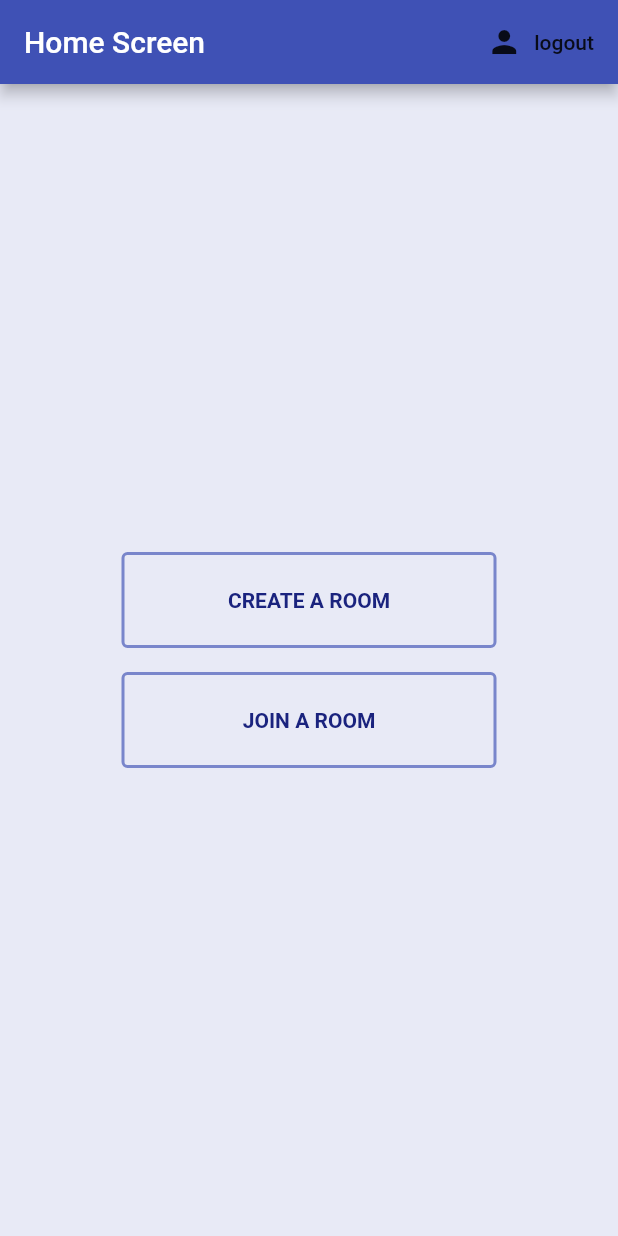
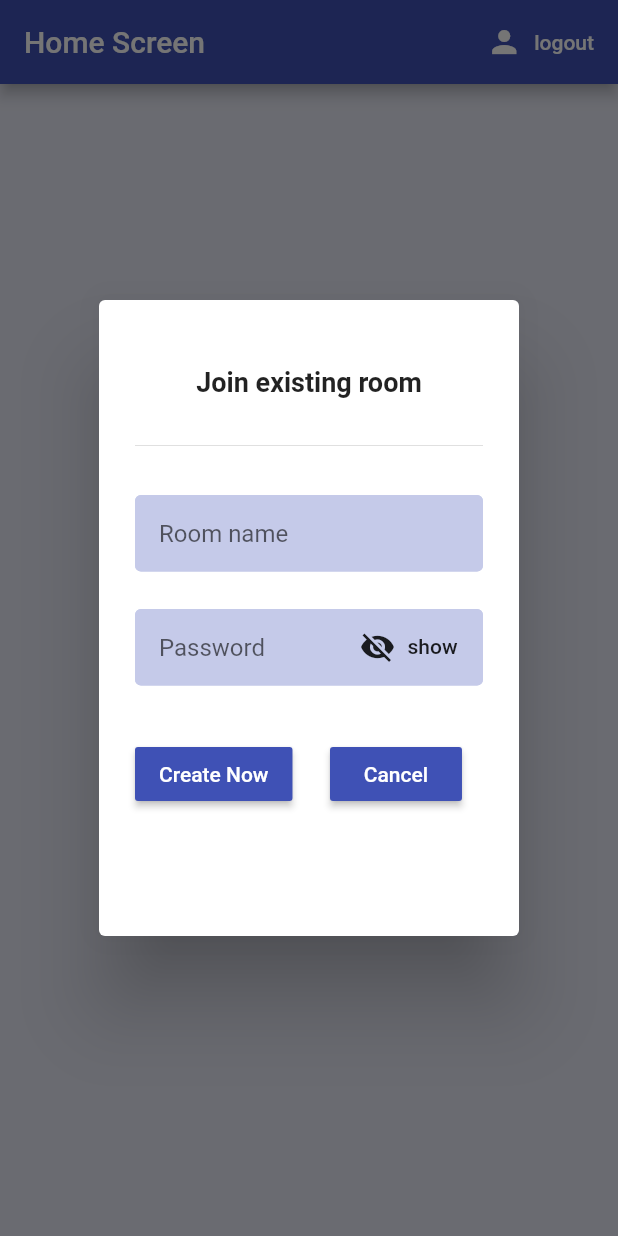
Before and after one commit to DeleMike/Providers, a Flutter app: the screen it shows once a user with an empty profile is signed in, after a tap on "JOIN A ROOM", on a phone screen of 412 x 824 dp. Run offline on Flutter 3.47's test engine with Material 2 defaults, Android fonts, the phone set to English and light mode, and no system bars; our stand-ins replace firebase_auth, firebase_core; accounts and stored records are empty.

Commit message:
added new UI buttons

```diff
--- a/lib/screens/home/home.dart
+++ b/lib/screens/home/home.dart
@@ -1,12 +1,22 @@
 import 'package:flutter/material.dart';
+import 'package:flutter/services.dart';
 import 'package:jrup/models/user.dart';
+import 'package:jrup/screens/home/create_room_form.dart';
 import 'package:jrup/services/auth.dart';
 import 'package:provider/provider.dart';
 
 class Home extends StatelessWidget {
   final AuthService _authService = AuthService();
+
   @override
   Widget build(BuildContext context) {
+    SystemChrome.setPreferredOrientations([
+      DeviceOrientation.portraitUp,
+      DeviceOrientation.landscapeLeft,
+      DeviceOrientation.portraitDown,
+      DeviceOrientation.landscapeRight,
+    ]);
+
     final userStatus = Provider.of<User>(context, listen: false);
     bool userIsVerified = userStatus.isVerified;
     print('User is verified: $userIsVerified');
@@ -100,8 +110,18 @@ class Home extends StatelessWidget {
       );
     }
 
+    _showCreateRoomDialog(String title) {
+      return showDialog(
+        context: context,
+        child: AlertDialog(
+          content: CreateRoomForm(title: title),
+        ),
+      );
+    }
+
     return userIsVerified == true
         ? Scaffold(
+            resizeToAvoidBottomInset: false,
             backgroundColor: Colors.indigo[50],
             appBar: AppBar(
               title: Text('Home Screen'),
@@ -118,9 +138,10 @@ class Home extends StatelessWidget {
                       );
                     }
                   },
-                  icon: Icon(Icons.person),
+                  icon: Icon(Icons.person, color: Colors.white,),
                   label: Text(
                     'logout',
+                    style: TextStyle(color: Colors.white,),
                   ),
                 ),
               ],
@@ -134,7 +155,9 @@ class Home extends StatelessWidget {
                       margin: EdgeInsets.all(8.0),
                       width: 250.0,
                       child: OutlinedButton(
-                        onPressed: () {},
+                        onPressed: () async {
+                          _showCreateRoomDialog('Create a new room');
+                        },
                         style: OutlinedButton.styleFrom(
                           primary: Colors.indigo[900],
                           side:
@@ -155,7 +178,9 @@ class Home extends StatelessWidget {
                       margin: EdgeInsets.all(8.0),
                       width: 250.0,
                       child: OutlinedButton(
-                        onPressed: () {},
+                        onPressed: () async{
+                          _showCreateRoomDialog('Join existing room') ;
+                        },
                         style: OutlinedButton.styleFrom(
                           primary: Colors.indigo[900],
                           side:
```
